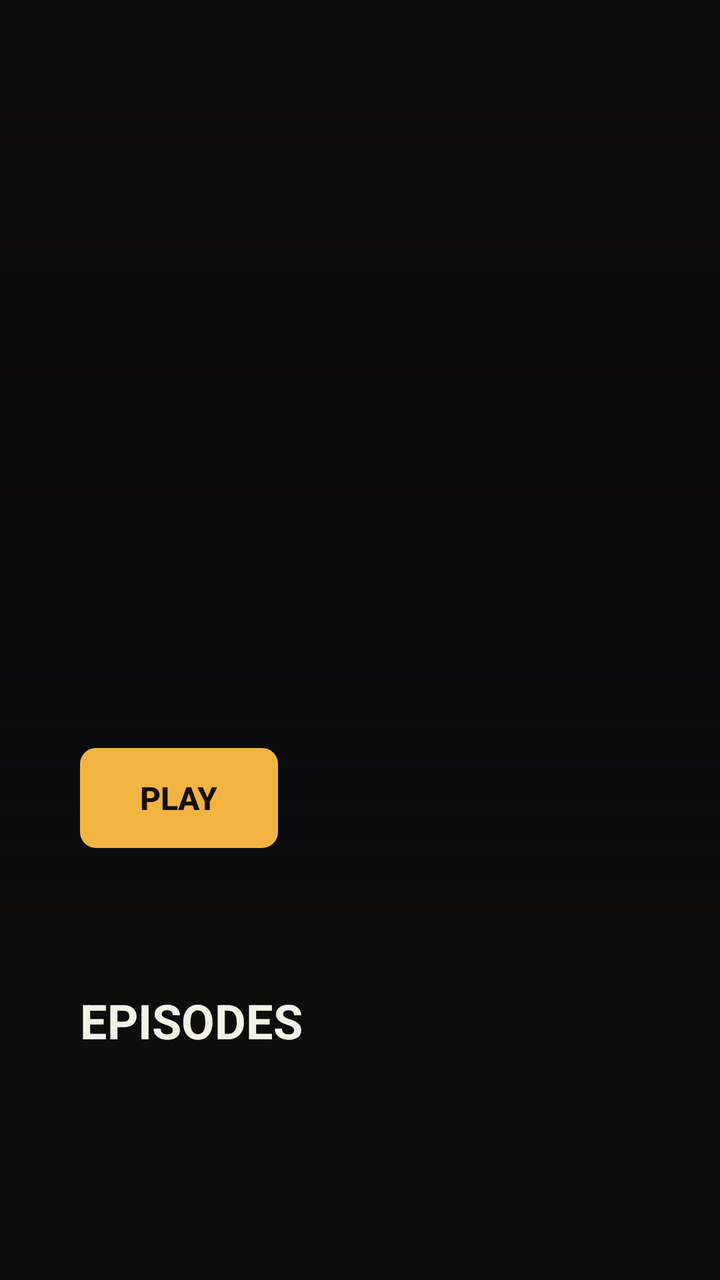
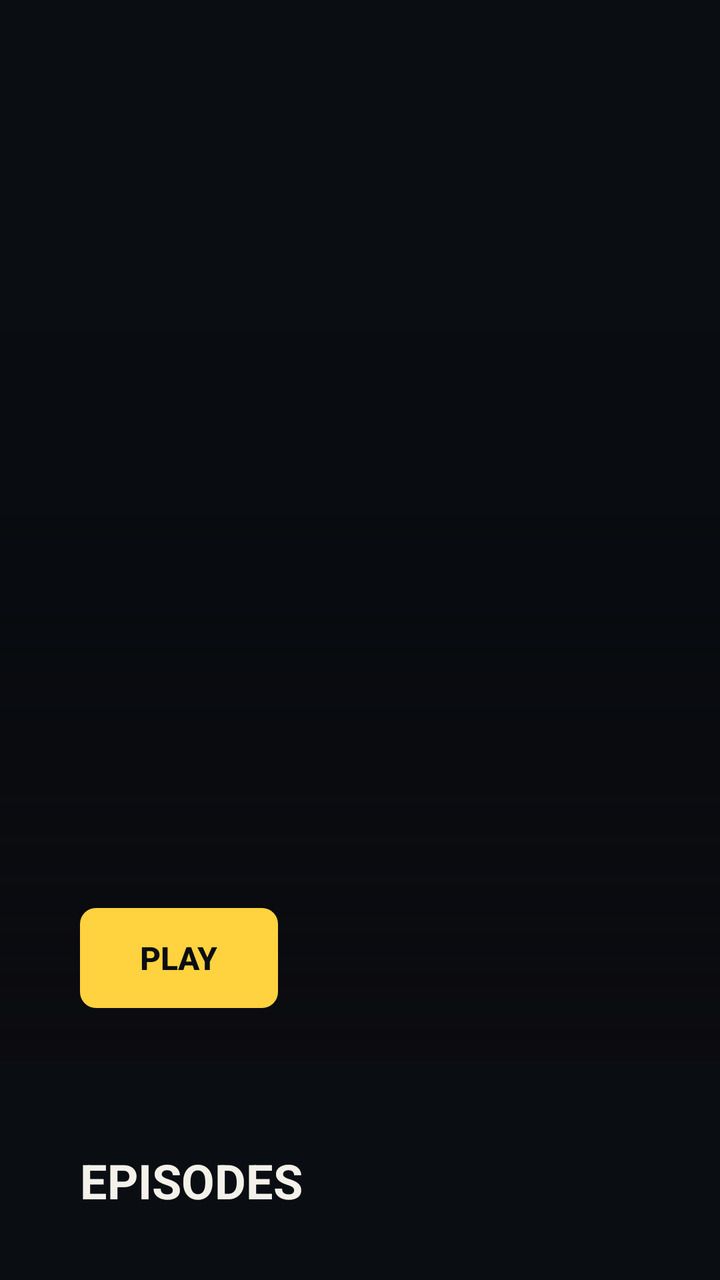

Compare the two renders of this Android layout. The source of the first and the diff that turns it into the second are given below.
<!-- AndroidManifest.xml: application theme AppTheme -->
<!-- res/layout/activity_series.xml -->
<?xml version="1.0" encoding="utf-8"?>
<LinearLayout xmlns:android="http://schemas.android.com/apk/res/android"
    android:layout_width="match_parent"
    android:layout_height="match_parent"
    android:background="@color/bg"
    android:orientation="vertical">

    <FrameLayout
        android:layout_width="match_parent"
        android:layout_height="0dp"
        android:layout_weight="1">

        <androidx.core.widget.NestedScrollView
            android:layout_width="match_parent"
            android:layout_height="match_parent"
            android:fillViewport="true">

            <LinearLayout
                android:layout_width="match_parent"
                android:layout_height="wrap_content"
                android:orientation="vertical">

                <FrameLayout
                    android:layout_width="match_parent"
                    android:layout_height="450dp">

                    <ImageView
                        android:id="@+id/backdrop"
                        android:layout_width="match_parent"
                        android:layout_height="match_parent"
                        android:contentDescription="@null"
                        android:scaleType="centerCrop" />

                    <View
                        android:layout_width="match_parent"
                        android:layout_height="match_parent"
                        android:background="@drawable/hero_gradient" />

                    <LinearLayout
                        android:layout_width="match_parent"
                        android:layout_height="wrap_content"
                        android:layout_gravity="bottom"
                        android:orientation="vertical"
                        android:paddingStart="40dp"
                        android:paddingEnd="40dp"
                        android:paddingBottom="26dp">

                        <TextView
                            android:id="@+id/title"
                            android:layout_width="match_parent"
                            android:layout_height="wrap_content"
                            android:ellipsize="end"
                            android:fontFamily="sans-serif-condensed"
                            android:letterSpacing="-0.02"
                            android:maxLines="2"
                            android:textColor="@color/text"
                            android:textSize="40sp"
                            android:textStyle="bold" />

                        <TextView
                            android:id="@+id/meta"
                            android:layout_width="match_parent"
                            android:layout_height="wrap_content"
                            android:layout_marginTop="6dp"
                            android:textColor="@color/text_dim"
                            android:textSize="15sp" />

                        <TextView
                            android:id="@+id/plot"
                            android:layout_width="match_parent"
                            android:layout_height="wrap_content"
                            android:layout_marginTop="8dp"
                            android:ellipsize="end"
                            android:maxLines="4"
                            android:textColor="@color/text_dim"
                            android:textSize="15sp" />

                        <LinearLayout
                            android:layout_width="match_parent"
                            android:layout_height="wrap_content"
                            android:layout_marginTop="16dp"
                            android:gravity="center_vertical"
                            android:orientation="horizontal">

                            <Button
                                android:id="@+id/play"
                                android:layout_width="wrap_content"
                                android:layout_height="50dp"
                                android:background="@drawable/play_bg"
                                android:minWidth="0dp"
                                android:paddingStart="30dp"
                                android:paddingEnd="30dp"
                                android:stateListAnimator="@null"
                                android:text="PLAY"
                                android:textColor="@color/focused_text"
                                android:textSize="16sp"
                                android:textStyle="bold" />

                            <TextView
                                android:id="@+id/season_label"
                                android:layout_width="wrap_content"
                                android:layout_height="wrap_content"
                                android:layout_marginStart="18dp"
                                android:textColor="@color/text_dim"
                                android:textSize="15sp" />
                        </LinearLayout>
                    </LinearLayout>
                </FrameLayout>

                <HorizontalScrollView
                    android:layout_width="match_parent"
                    android:layout_height="wrap_content"
                    android:paddingTop="18dp"
                    android:scrollbars="none">

                    <LinearLayout
                        android:id="@+id/seasons"
                        android:layout_width="wrap_content"
                        android:layout_height="wrap_content"
                        android:orientation="horizontal"
                        android:paddingStart="24dp"
                        android:paddingEnd="24dp" />
                </HorizontalScrollView>

                <TextView
                    android:layout_width="match_parent"
                    android:layout_height="wrap_content"
                    android:paddingStart="40dp"
                    android:paddingTop="26dp"
                    android:paddingEnd="40dp"
                    android:paddingBottom="12dp"
                    android:text="EPISODES"
                    android:textColor="@color/text"
                    android:textSize="24sp"
                    android:textStyle="bold" />

                <LinearLayout
                    android:id="@+id/episodes"
                    android:layout_width="match_parent"
                    android:layout_height="wrap_content"
                    android:orientation="vertical"
                    android:paddingStart="40dp"
                    android:paddingEnd="40dp"
                    android:paddingBottom="48dp" />
            </LinearLayout>
        </androidx.core.widget.NestedScrollView>

        <ProgressBar
            android:id="@+id/progress"
            android:layout_width="wrap_content"
            android:layout_height="wrap_content"
            android:layout_gravity="center"
            android:visibility="gone" />

        <TextView
            android:id="@+id/status"
            android:layout_width="wrap_content"
            android:layout_height="wrap_content"
            android:layout_gravity="center"
            android:gravity="center"
            android:padding="24dp"
            android:textColor="@color/text_dim"
            android:textSize="16sp" />
    </FrameLayout>

</LinearLayout>
<!-- resources referenced by this layout -->
<resources>
  <color name="bg">#0E0D0B</color>
  <color name="focused_text">#161006</color>
  <color name="text">#F6F1E7</color>
  <color name="text_dim">#C9BFB0</color>
  <!-- drawable hero_gradient (drawable) -->
  <?xml version="1.0" encoding="utf-8"?>
  <shape xmlns:android="http://schemas.android.com/apk/res/android"
      android:shape="rectangle">
      <gradient
          android:angle="270"
          android:centerColor="#40000000"
          android:endColor="#0B0B0F"
          android:startColor="#00000000"
          android:type="linear" />
  </shape>
  <!-- drawable play_bg (drawable) -->
  <?xml version="1.0" encoding="utf-8"?>
  <selector xmlns:android="http://schemas.android.com/apk/res/android">
      <item android:state_focused="true">
          <shape android:shape="rectangle">
              <solid android:color="@color/accent_light" />
              <stroke
                  android:width="2dp"
                  android:color="@color/accent" />
              <corners android:radius="8dp" />
          </shape>
      </item>
      <item>
          <shape android:shape="rectangle">
              <solid android:color="@color/accent" />
              <corners android:radius="8dp" />
          </shape>
      </item>
  </selector>
  <style name="AppTheme" parent="Theme.AppCompat.NoActionBar">
          <item name="android:windowBackground">@color/bg</item>
          <item name="android:windowNoTitle">true</item>
          <item name="android:windowFullscreen">true</item>
          <item name="colorAccent">@color/accent</item>
          <item name="android:textColor">@color/text</item>
      </style>
  <color name="accent_light">#FFD98A</color>
  <color name="accent">#F2B441</color>
</resources>

<!-- the commit's change to res/layout/activity_series.xml (unified diff, before → after) -->
@@ -4,6 +4,11 @@
     android:layout_height="match_parent"
     android:background="@color/bg"
     android:orientation="vertical">
+
+    <FrameLayout
+        android:id="@+id/navHost"
+        android:layout_width="match_parent"
+        android:layout_height="80dp" />
 
     <FrameLayout
         android:layout_width="match_parent"
<!-- resource entries referenced after the edit -->
@@ -1,9 +1,9 @@
 <!-- resources referenced by this layout -->
 <resources>
-  <color name="bg">#0E0D0B</color>
-  <color name="focused_text">#161006</color>
-  <color name="text">#F6F1E7</color>
-  <color name="text_dim">#C9BFB0</color>
+  <color name="bg">#0A0E13</color>
+  <color name="focused_text">#0A0E13</color>
+  <color name="text">#F4F1EA</color>
+  <color name="text_dim">#BAC3D0</color>
   <!-- drawable hero_gradient (drawable) -->
   <?xml version="1.0" encoding="utf-8"?>
   <shape xmlns:android="http://schemas.android.com/apk/res/android"
@@ -41,7 +41,7 @@
           <item name="colorAccent">@color/accent</item>
           <item name="android:textColor">@color/text</item>
       </style>
-  <color name="accent_light">#FFD98A</color>
-  <color name="accent">#F2B441</color>
+  <color name="accent_light">#FFE58A</color>
+  <color name="accent">#FFD23F</color>
 </resources>
 
